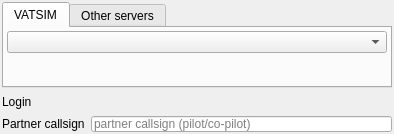
swift-project/pilotclient, file src/gui/components/networkdetailscomponent.ui: the form before one commit.
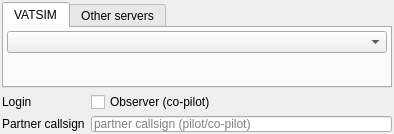
The form after the commit. Icons and pictures are not drawn. Custom widgets are drawn as their Qt base class.

Commit message: refactor: Remove separate login mode buttons

What changed in the file:
```diff
--- a/src/gui/components/networkdetailscomponent.ui
+++ b/src/gui/components/networkdetailscomponent.ui
@@ -223,12 +223,9 @@
            </widget>
           </item>
           <item row="0" column="1">
-           <widget class="swift::gui::CLoginModeButtons" name="frp_LoginMode">
-            <property name="minimumSize">
-             <size>
-              <width>0</width>
-              <height>20</height>
-             </size>
+           <widget class="QCheckBox" name="cb_observer">
+            <property name="text">
+             <string>Observer (co-pilot)</string>
             </property>
            </widget>
           </item>
@@ -259,12 +256,6 @@
    <extends>QComboBox</extends>
    <header>gui/components/serverlistselector.h</header>
   </customwidget>
-  <customwidget>
-   <class>swift::gui::CLoginModeButtons</class>
-   <extends>QFrame</extends>
-   <header>gui/loginmodebuttons.h</header>
-   <container>1</container>
-  </customwidget>
  </customwidgets>
  <tabstops>
   <tabstop>tw_Network</tabstop>
```
The commit also changes 7 other files.
